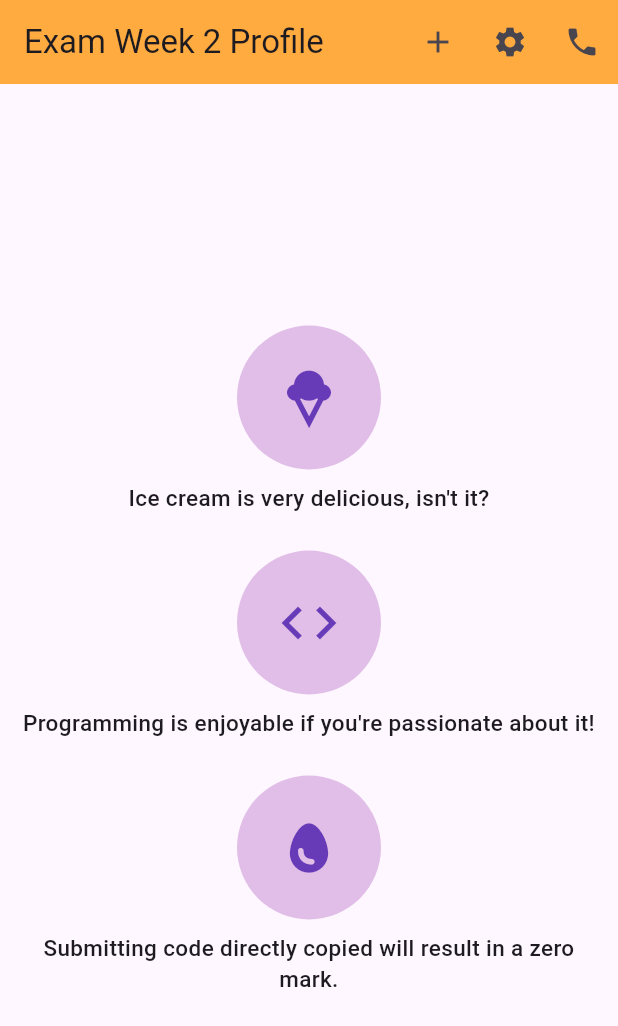
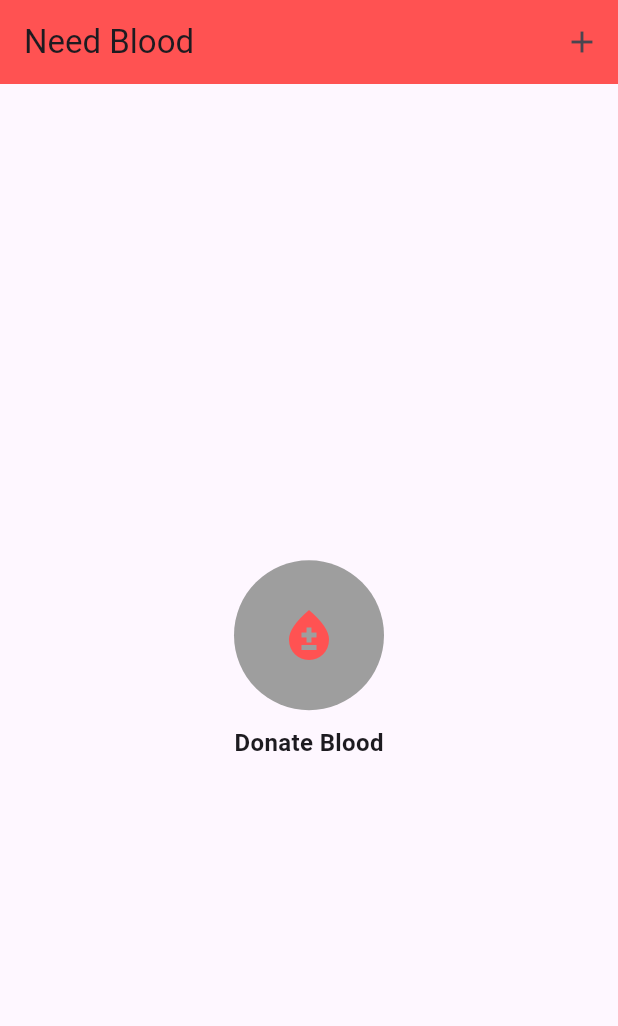
Before and after one commit to rashednajafi2/ExamWeek2, a Flutter app: the screen it shows after launch, on a phone screen of 412 x 824 dp. Shown: the top 1026 px of the screen. Run offline on Flutter 3.47's test engine with Material 3 defaults, Android fonts, the light colour scheme and no system bars.

Commit message:
Exam Week 2 Live Test

```diff
--- a/lib/main.dart
+++ b/lib/main.dart
@@ -1,62 +1,51 @@
 import 'package:flutter/material.dart';
 
 void main() {
-  runApp(ExamWeek2Assign());
+  runApp(NeedBloodApp());
 }
 
-class ExamWeek2Assign extends StatelessWidget {
+class NeedBloodApp extends StatelessWidget {
   @override
   Widget build(BuildContext context) {
     return MaterialApp(
-      home: ExamWeek2Dashboard(),
+      home: NeedBloodScreen(),
       debugShowCheckedModeBanner: false,
     );
   }
 }
 
-class ExamWeek2Dashboard extends StatelessWidget {
+class NeedBloodScreen extends StatelessWidget {
   @override
   Widget build(BuildContext context) {
     return Scaffold(
       appBar: AppBar(
-        backgroundColor: Colors.orangeAccent,
-        title: Text("Exam Week 2 Profile"),
+        backgroundColor: Colors.redAccent,  // App Bar (Red Color)
+        title: Text("Need Blood"),
         actions: [
           IconButton(
             icon: Icon(Icons.add),
             onPressed: () {
             },
           ),
-          IconButton(
-            icon: Icon(Icons.settings),
-            onPressed: () {
-            },
-          ),
-          IconButton(
-            icon: Icon(Icons.phone),
-            onPressed: () {
-            },
-          ),
         ],
       ),
-      body: Padding(
-        padding: const EdgeInsets.symmetric(vertical: 16.0, horizontal: 12.0),
+      body: Center(
         child: Column(
           mainAxisAlignment: MainAxisAlignment.center,
           children: [
-            InfoCard(
-              icon: Icons.icecream,
-              text: "Ice cream is very delicious, isn't it?",
+            CircleAvatar(
+              radius: 50,
+              backgroundColor: Colors.grey,  // Circle Background color
+              child: Icon(
+                Icons.bloodtype,  // Blood drop icon
+                size: 40,
+                color: Colors.redAccent,  // Blood Color
+              ),
             ),
-            SizedBox(height: 25),
-            InfoCard(
-              icon: Icons.code,
-              text: "Programming is enjoyable if you're passionate about it!",
-            ),
-            SizedBox(height: 25),
-            InfoCard(
-              icon: Icons.egg,
-              text: "Submitting code directly copied will result in a zero mark.",
+            SizedBox(height: 10),  // Icon & Text Space
+            Text(
+              "Donate Blood",
+              style: TextStyle(fontSize: 16, fontWeight: FontWeight.bold),
             ),
           ],
         ),
@@ -64,33 +53,3 @@ class ExamWeek2Dashboard extends StatelessWidget {
     );
   }
 }
-
-class InfoCard extends StatelessWidget {
-  final IconData icon;
-  final String text;
-
-  InfoCard({required this.icon, required this.text});
-
-  @override
-  Widget build(BuildContext context) {
-    return Column(
-      children: [
-        CircleAvatar(
-          radius: 48,
-          backgroundColor: Colors.purple[100],
-          child: Icon(
-            icon,
-            size: 44,
-            color: Colors.deepPurple,
-          ),
-        ),
-        SizedBox(height: 8),
-        Text(
-          text,
-          style: TextStyle(fontSize: 15, fontWeight: FontWeight.w500),
-          textAlign: TextAlign.center,
-        ),
-      ],
-    );
-  }
-}
```
